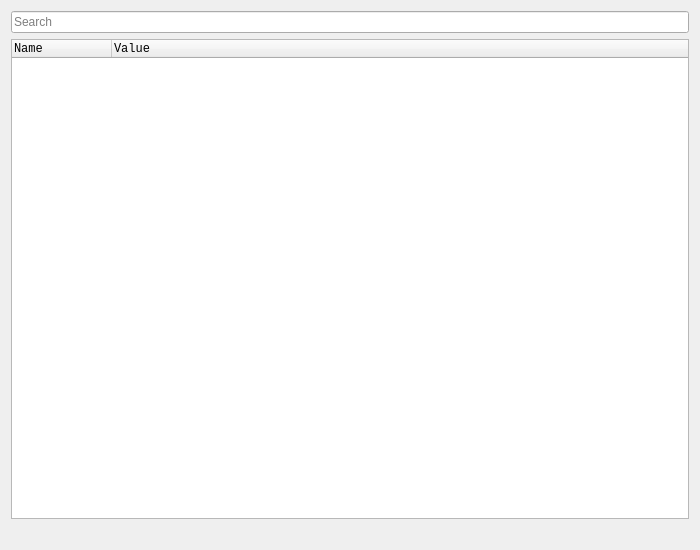
Old version of the form GUI/Widgets/MonoDissect/Form/MonoDissectDialog.ui in the repository korcankaraokcu/PINCE.
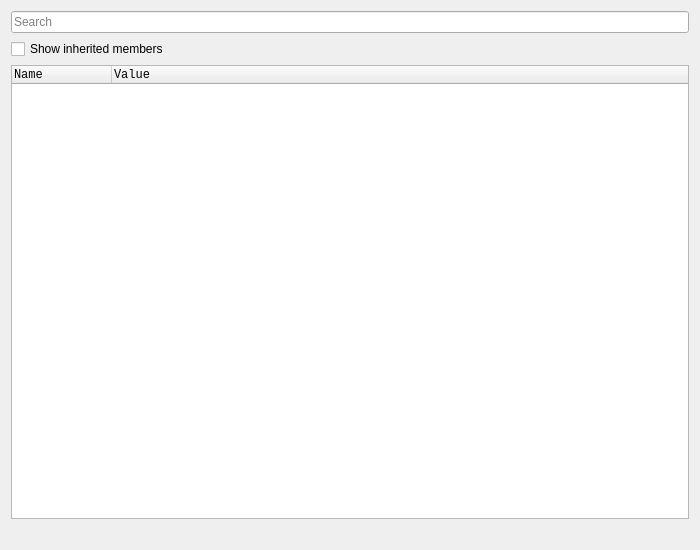
New version of the form.

Commit message: Add inherited member display to the Mono dissector

```diff
--- a/GUI/Widgets/MonoDissect/Form/MonoDissectDialog.ui
+++ b/GUI/Widgets/MonoDissect/Form/MonoDissectDialog.ui
@@ -21,6 +21,13 @@
      </property>
     </widget>
    </item>
+   <item>
+    <widget class="QCheckBox" name="checkBox_ShowInherited">
+     <property name="text">
+      <string>Show inherited members</string>
+     </property>
+    </widget>
+   </item>
    <item>
     <widget class="QTreeWidget" name="treeWidget_Mono">
      <property name="font">
```
The commit also changes 9 other files.
